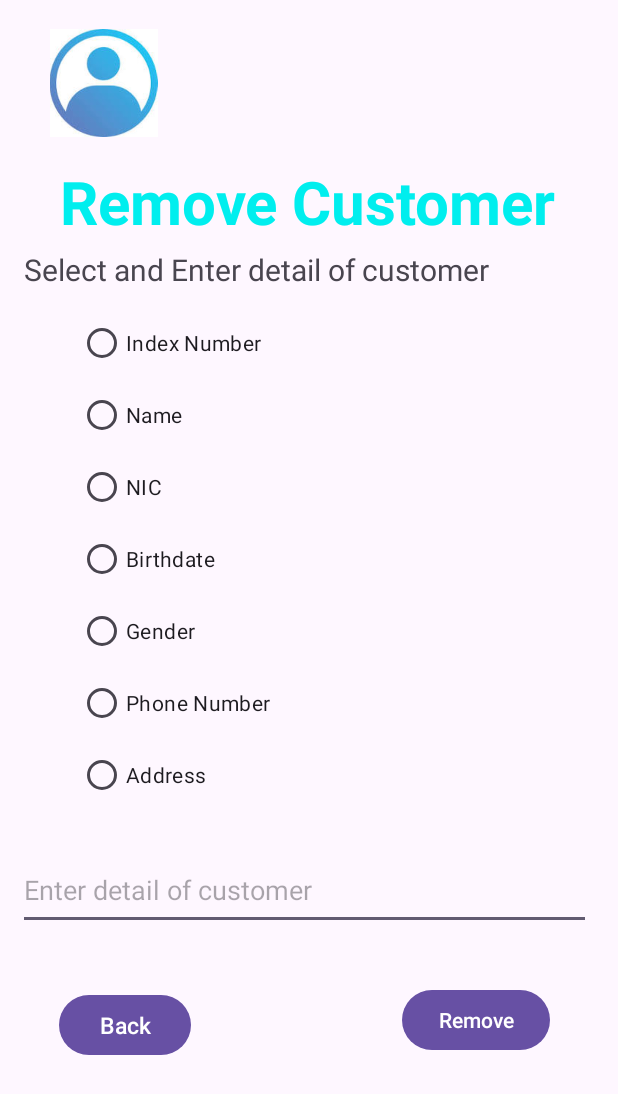
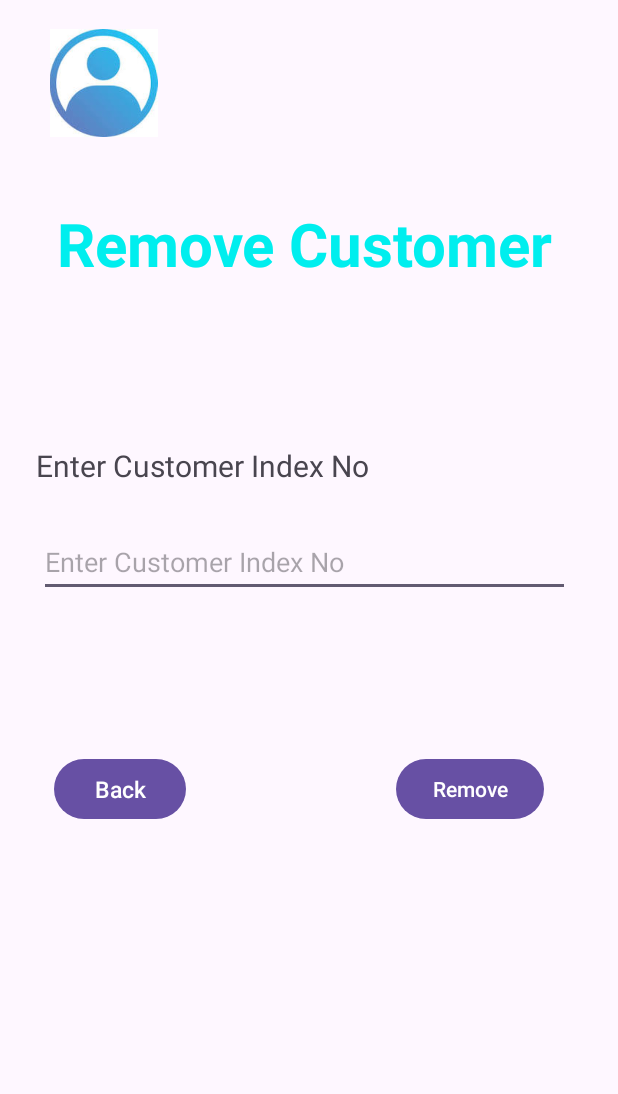
Before and after one commit to TharushiSamindara/ClientKeeper, an Android app: the RemoveCustomerActivity screen opened directly, with no data from a screen before it, on a phone screen of 412 x 824 dp. Shown: the top 1094 px of the screen. Run offline under Robolectric (Android 15) with nearby library versions, the phone set to English and light mode, and no system bars; 1 statement that could not run was skipped.

Commit message:
Remove Customer function complete

```diff
--- a/app/src/main/java/com/example/clientkeeper/DBHelper.kt
+++ b/app/src/main/java/com/example/clientkeeper/DBHelper.kt
@@ -148,4 +148,13 @@ class DBHelper(context: Context) : SQLiteOpenHelper(context, "Client", null, 1)
         db.close()
         return result
     }
+
+    //remove customer
+    fun removeCustomer(indexNo: String?): Int {
+        val db = this.writableDatabase
+        val result = db.delete(TABLE_NAME, "index_no = ?", arrayOf(indexNo))
+        db.close()
+        return result
+    }
+
 }
--- a/app/src/main/java/com/example/clientkeeper/RemoveCustomerActivity.kt
+++ b/app/src/main/java/com/example/clientkeeper/RemoveCustomerActivity.kt
@@ -1,15 +1,21 @@
 package com.example.clientkeeper
 
+import android.annotation.SuppressLint
 import android.content.Intent
 import androidx.appcompat.app.AppCompatActivity
 import android.os.Bundle
 import android.widget.Button
+import android.widget.EditText
 import android.widget.TextView
+import android.widget.Toast
 
 class RemoveCustomerActivity : AppCompatActivity() {
+    @SuppressLint("WrongViewCast", "MissingInflatedId")
     override fun onCreate(savedInstanceState: Bundle?) {
         super.onCreate(savedInstanceState)
         setContentView(R.layout.activity_remove_customer)
+
+        var helper = DBHelper(applicationContext)
 
         //set username field in Dashboard
         val i = intent
@@ -27,5 +33,32 @@ class RemoveCustomerActivity : AppCompatActivity() {
             gotoNextScreen.putExtras(bundle)
             startActivity(gotoNextScreen)
         }
+
+        //Remove button
+        val btnRemove = findViewById<Button>(R.id.btnRemove)
+        btnRemove.setOnClickListener{
+            val indexInput = findViewById<EditText>(R.id.editTextEditedIndex)
+            val inputIndexValue = indexInput.text.toString()
+
+            val result= helper.removeCustomer(inputIndexValue)
+
+            when(result){
+                1->{
+                    Toast.makeText(
+                        baseContext,
+                        "Customer remove successfully",
+                        Toast.LENGTH_SHORT
+                    ).show()
+                }
+                else->{
+                    Toast.makeText(
+                        baseContext,
+                        "Please check customer index number",
+                        Toast.LENGTH_SHORT
+                    ).show()
+                }
+            }
+
+        }
     }
 }
--- a/app/src/main/res/layout/activity_remove_customer.xml
+++ b/app/src/main/res/layout/activity_remove_customer.xml
@@ -6,12 +6,24 @@
     android:layout_height="match_parent"
     tools:context=".RemoveCustomerActivity">
 
+    <EditText
+        android:id="@+id/editTextEditedIndex"
+        android:layout_width="354dp"
+        android:layout_height="46dp"
+        android:layout_marginStart="26dp"
+        android:layout_marginTop="28dp"
+        android:ems="10"
+        android:hint="Enter Customer Index No"
+        android:inputType="text"
+        app:layout_constraintStart_toStartOf="parent"
+        app:layout_constraintTop_toBottomOf="@+id/textView20" />
+
     <TextView
         android:id="@+id/textView17"
         android:layout_width="357dp"
         android:layout_height="49dp"
-        android:layout_marginStart="26dp"
-        android:layout_marginTop="16dp"
+        android:layout_marginStart="24dp"
+        android:layout_marginTop="44dp"
         android:text="Remove Customer"
         android:textAlignment="center"
         android:textColor="#00EEEE"
@@ -41,101 +53,37 @@
         app:layout_constraintStart_toEndOf="@+id/imageProfile"
         app:layout_constraintTop_toTopOf="parent" />
 
-    <RadioGroup
-        android:id="@+id/radioGroup"
-        android:layout_width="306dp"
-        android:layout_height="346dp"
-        android:layout_marginStart="52dp"
-        android:layout_marginTop="11dp"
-        app:layout_constraintStart_toStartOf="parent"
-        app:layout_constraintTop_toBottomOf="@+id/textView20">
-
-        <RadioButton
-            android:id="@+id/radioIndexNo"
-            android:layout_width="match_parent"
-            android:layout_height="wrap_content"
-            android:text="Index Number" />
-
-        <RadioButton
-            android:id="@+id/radioName"
-            android:layout_width="match_parent"
-            android:layout_height="wrap_content"
-            android:text="Name" />
-
-        <RadioButton
-            android:id="@+id/radioNIC"
-            android:layout_width="match_parent"
-            android:layout_height="wrap_content"
-            android:text="NIC" />
-
-        <RadioButton
-            android:id="@+id/radioBirthdate"
-            android:layout_width="match_parent"
-            android:layout_height="wrap_content"
-            android:text="Birthdate" />
-
-        <RadioButton
-            android:id="@+id/radioGender"
-            android:layout_width="match_parent"
-            android:layout_height="wrap_content"
-            android:text="Gender" />
-
-        <RadioButton
-            android:id="@+id/radioPnNo"
-            android:layout_width="match_parent"
-            android:layout_height="wrap_content"
-            android:text="Phone Number" />
-
-        <RadioButton
-            android:id="@+id/radioAddress"
-            android:layout_width="match_parent"
-            android:layout_height="wrap_content"
-            android:text="Address" />
-    </RadioGroup>
-
     <TextView
         android:id="@+id/textView20"
         android:layout_width="wrap_content"
         android:layout_height="wrap_content"
-        android:layout_marginStart="16dp"
-        android:layout_marginTop="9dp"
-        android:text="Select and Enter detail of customer"
+        android:layout_marginStart="24dp"
+        android:layout_marginTop="112dp"
+        android:text="Enter Customer Index No"
         android:textSize="20dp"
         app:layout_constraintStart_toStartOf="parent"
         app:layout_constraintTop_toBottomOf="@+id/textView17" />
-
-    <EditText
-        android:id="@+id/editTextSearchingDetail"
-        android:layout_width="382dp"
-        android:layout_height="53dp"
-        android:layout_marginStart="12dp"
-        android:layout_marginTop="16dp"
-        android:ems="10"
-        android:hint="Enter detail of customer"
-        android:inputType="text"
-        app:layout_constraintStart_toStartOf="parent"
-        app:layout_constraintTop_toBottomOf="@+id/radioGroup" />
 
     <Button
         android:id="@+id/btnSearch"
         android:layout_width="wrap_content"
         android:layout_height="wrap_content"
-        android:layout_marginStart="268dp"
-        android:layout_marginTop="36dp"
+        android:layout_marginStart="264dp"
+        android:layout_marginTop="104dp"
         android:text="Remove"
         app:layout_constraintStart_toStartOf="parent"
-        app:layout_constraintTop_toBottomOf="@+id/editTextSearchingDetail" />
+        app:layout_constraintTop_toBottomOf="@+id/editTextEditedIndex" />
 
     <Button
         android:id="@+id/btnBack"
         android:layout_width="wrap_content"
         android:layout_height="wrap_content"
-        android:layout_marginStart="39dp"
-        android:layout_marginTop="39dp"
+        android:layout_marginStart="36dp"
+        android:layout_marginTop="104dp"
         android:text="Back"
         android:textSize="15dp"
         app:layout_constraintStart_toStartOf="parent"
-        app:layout_constraintTop_toBottomOf="@+id/editTextSearchingDetail" />
+        app:layout_constraintTop_toBottomOf="@+id/editTextEditedIndex" />
 
 
 </androidx.constraintlayout.widget.ConstraintLayout>
```
